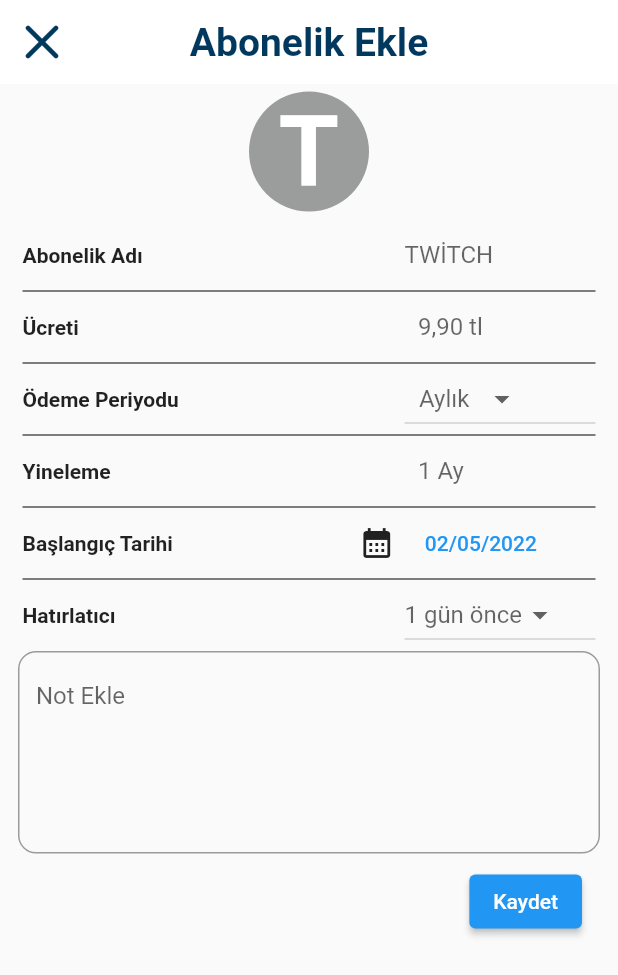
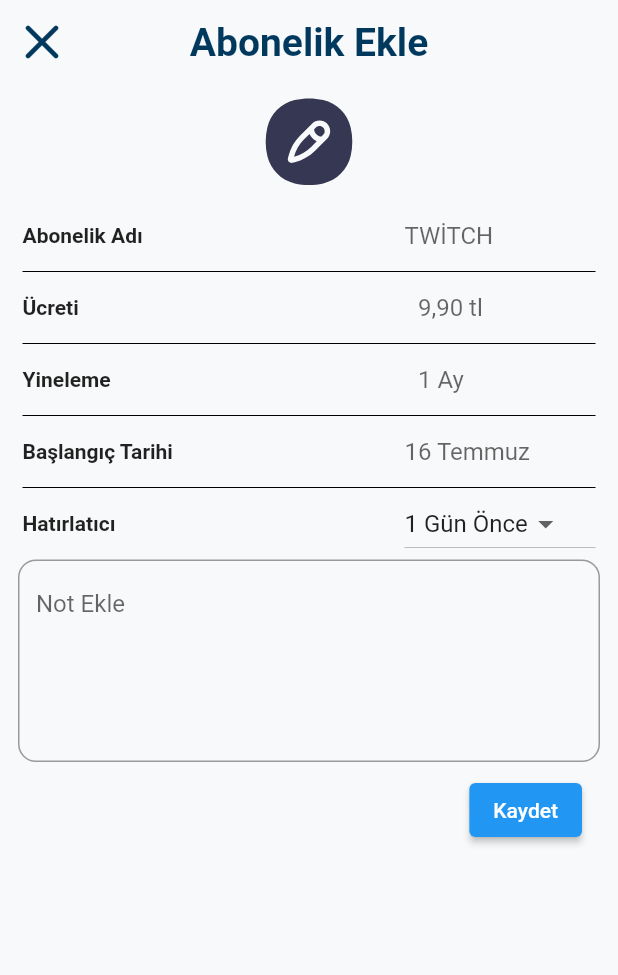
Before and after one commit to tugcekeskin/Takim13-Bootcamp, a Flutter app: the AbonelikForm screen opened directly, on a phone screen of 412 x 824 dp. Shown: the top 975 px of the screen. Run offline on Flutter 3.47's test engine with Material 2 defaults, Android fonts, the phone set to English and light mode, and no system bars; our stand-ins replace flutter_local_notifications, flutter_svg, sqflite; accounts and stored records are empty.

Commit message:
abonelikler sayfasına işlevsellik eklendi

```diff
--- a/lib/abonelikEklemeFormu/abonelik_form.dart
+++ b/lib/abonelikEklemeFormu/abonelik_form.dart
@@ -1,8 +1,9 @@
-import 'package:aboneliksayfasi/abonelikListe/AddCustomSub.dart';
-import 'package:aboneliksayfasi/abonelikListe/ReccomendedSubs.dart';
-import 'package:aboneliksayfasi/abonelikListe/SearchBox.dart';
+
+import 'package:aboneliksayfasi/model/abonelikler_database.dart';
 import 'package:flutter/material.dart';
 import 'package:flutter_svg/flutter_svg.dart';
+
+import '../abonelik_sayfasi.dart';
 
 class AbonelikForm extends StatefulWidget {
   const AbonelikForm({Key? key}) : super(key: key);
@@ -12,94 +13,83 @@
 }
 
 class _AbonelikFormState extends State<AbonelikForm> {
+
+    String secilenRemember = '1 Gün Önce';
+    final _formKey = GlobalKey<FormState>();
+    var aa = TextEditingController();
+    var bb = TextEditingController();
+    var cc = TextEditingController();
+
+    Future<void> kayit(String abonelik_ad, String baslangic_tarihi, String abonelik_ucreti) async {
+      await AboneliklerDatabase().AbonelikEkle(abonelik_ad, baslangic_tarihi, abonelik_ucreti);
+      Navigator.push(context, MaterialPageRoute(builder: (context) => AbonelikSayfasi(),));
+    }
+
+
   @override
   Widget build(BuildContext context) {
     return Scaffold(
+      resizeToAvoidBottomInset: false,
+      backgroundColor: Color(0xFFf8f9fa),
       appBar: buildAppBar(),
-      body: Menu(),
-    );
-  }
-
-  SingleChildScrollView Menu() {
-    return SingleChildScrollView(
-      scrollDirection: Axis.vertical,
+      body: Form(
+        key: _formKey,
+       autovalidateMode: AutovalidateMode.onUserInteraction,
         child: Column(
           children: [
-          Container(
-            alignment: Alignment.center,
-            child: Padding(
-              padding: const EdgeInsets.symmetric(vertical: 5),
-              child: Container(
-                  height: 80,
-                  width: 80,
-                  decoration:
-                  const BoxDecoration(
-                    color: Color(0xFF9B9D9C),
-                    shape: BoxShape.circle,
-              ),
-                alignment: Alignment.center,
-                child:
-                const Text('T',
-                  style: TextStyle(
-                    fontSize: 65.0,
-                    fontWeight: FontWeight.bold,
-                    color: Color(0xFFFFFFFF)),
-                ),
-          ),
-            ),
-          ),
+             SvgPicture.asset('assets/icons/pencil.svg',height: 77),
              Padding(
-            padding: const EdgeInsets.symmetric(horizontal: 15),
-            child: Item(),
-          ),
-          AllDivider(),
-           MoneyArea(),
-        AllDivider(),
-        Padding(
-          padding: const EdgeInsets.symmetric(horizontal: 15),
-          child: DropdownArea(),
-        ),
-        AllDivider(),
-
-        SubscriptionTime(),
-        AllDivider(),
-        SubscriptionDate(),
-        AllDivider(),
-        SubscriptionRemember(),
-        NoteArea(),
-
-        ],
-      ),
-    );
-  }
-
-  Padding SubscriptionRemember() {
-    return Padding(
                padding: const EdgeInsets.symmetric(horizontal: 15),
                child: Row(
       children: [
-                  Expanded(flex: 2, child: Text('Hatırlatıcı',style: TextStyle(fontWeight: FontWeight.bold),)),
-                  Expanded( flex: 1, child: DropdownButton<String>(alignment: Alignment.center,
-                items: [
-             DropdownMenuItem<String>(child: Text('haftalık'),value: 'dsd',),
-             DropdownMenuItem<String>(child: Text('aylık'),value: 'gtrg',),
-             DropdownMenuItem<String>(child: Text('yıllık'),value: 'kuj',),
-      ], onChanged: (String ){
+        Expanded(flex: 2, child: Text('Abonelik Adı',style: TextStyle(fontWeight: FontWeight.bold),)),
+        Expanded(flex: 1, child: TextField(
+          controller: aa,
+          decoration: InputDecoration(
+            errorStyle: TextStyle(color: Colors.red),
+            hintText: 'TWİTCH',
+            border: InputBorder.none,
 
-          },hint: Text('1 gün önce'),
-            value: null,) ),
+          ),
+        )),
       ],
     ),
-         );
-  }
+             ),
 
-  Padding SubscriptionTime() {
-    return Padding(
+           Padding(
+      padding: const EdgeInsets.symmetric(horizontal: 15),
+      child: Divider(height: 0, color: Colors.black,),
+           ),
+
+
+           Padding(
+             padding: const EdgeInsets.symmetric(horizontal: 15),
+             child: Row(
+       children: [
+       Expanded(flex: 2, child: Text('Ücreti',style: TextStyle(fontWeight: FontWeight.bold),)),
+       Expanded(flex: 1, child: TextField(
+            controller: cc,
+              decoration: InputDecoration(
+          hintText: '9,90 tl',
+          border: InputBorder.none,contentPadding: EdgeInsets.symmetric(horizontal: 9)
+          ),
+        )),
+        ],
+        ),
+           ),
+
+         Padding(
+      padding: const EdgeInsets.symmetric(horizontal: 15),
+      child: Divider(height: 0, color: Colors.black,),
+          ),
+
+           Padding(
              padding: const EdgeInsets.symmetric(horizontal: 15),
              child: Row(
        children: [
         Expanded(flex: 2, child: Text('Yineleme',style: TextStyle(fontWeight: FontWeight.bold),)),
         Expanded(flex: 1, child: TextField(
+
           decoration: InputDecoration(
           hintText: '1 Ay',
           border: InputBorder.none,contentPadding: EdgeInsets.symmetric(horizontal: 9)
@@ -107,23 +97,96 @@
              )),
             ],
             ),
-        );
-  }
+             ),
 
-  Padding MoneyArea() {
-    return Padding(
+          Padding(
+      padding: const EdgeInsets.symmetric(horizontal: 15),
+      child: Divider(height: 0, color: Colors.black,),
+          ),
+
+          Padding(
        padding: const EdgeInsets.symmetric(horizontal: 15),
        child: Row(
       children: [
-     Expanded(flex: 2, child: Text('Ücreti',style: TextStyle(fontWeight: FontWeight.bold),)),
+        Expanded(flex: 2, child: Text('Başlangıç Tarihi',style: TextStyle(fontWeight: FontWeight.bold),)),
         Expanded(flex: 1, child: TextField(
+           controller: bb,
           decoration: InputDecoration(
-               hintText: '9,90 tl',
-               border: InputBorder.none,contentPadding: EdgeInsets.symmetric(horizontal: 9)
+            hintText: '16 Temmuz',
+            border: InputBorder.none,
+
           ),
         )),
       ],
+    )
           ),
+
+         Padding(
+      padding: const EdgeInsets.symmetric(horizontal: 15),
+      child: Divider(height: 0, color: Colors.black,),
+          ),
+
+          Padding(
+            padding: const EdgeInsets.symmetric(horizontal: 15),
+            child: Row(
+              children: [
+                Expanded(flex: 2, child: Text('Hatırlatıcı',style: TextStyle(fontWeight: FontWeight.bold),)),
+                Expanded(
+                  flex: 1,
+                  child: DropdownButton<String>(
+                    alignment: Alignment.center,
+                    items: [
+                      DropdownMenuItem<String>(child: Text('1 Gün Önce'),value: '1 Gün Önce',),
+                      DropdownMenuItem<String>(child: Text('3 Gün Önce'),value: '3 Gün Önce',),
+                      DropdownMenuItem<String>(child: Text('5 Gün Önce'),value: '5 Gün Önce',),
+                    ],
+                    onChanged: (gelenDeger){
+                            setState(() {
+                           secilenRemember = gelenDeger.toString();
+                            });
+                    },
+                    hint: Text('1 Gün Önce'),
+                    value: secilenRemember,
+                          ),
+                )
+              ],
+            ),
+          ),
+
+
+
+          Padding(
+      padding: const EdgeInsets.symmetric(horizontal: 12),
+      child: TextField(
+
+
+        minLines: 5,
+        maxLines: 5,
+        keyboardType: TextInputType.multiline,
+        decoration: InputDecoration(
+          counter: ElevatedButton(onPressed: (){
+            kayit(aa.text, bb.text, cc.text);
+
+          /*  bool _validate = _formKey.currentState!.validate();
+           if(_validate){
+             _formKey.currentState!.save();
+             String result = 'username: $_isim\nemail: $_ucret\nsifre: $_tekrar ';
+             ScaffoldMessenger.of(context).showSnackBar(SnackBar(content: Text(result)));
+             _formKey.currentState!.reset();
+           } */
+          }, child: Text('Kaydet')),
+          hintText: 'Not Ekle',
+          border: OutlineInputBorder(
+            borderRadius: BorderRadius.all(Radius.circular(12))
+          )
+        ),
+      ),
+      ),
+
+
+
+          ],
+      ))
     );
   }
 
@@ -133,8 +196,9 @@
 
 
   AppBar buildAppBar() {
+
     return AppBar(
-      backgroundColor: Color(0xFFFFFFFF),
+      backgroundColor: Colors.transparent,
       elevation: 0,
       leading: IconButton(icon: Icon(Icons.close_rounded,
         color: Color(0xFF01395E),
@@ -151,117 +215,7 @@
             color: Color(0xFF01395E)),),
     );
   }
-}
-
-class SubscriptionDate extends StatelessWidget {
-  const SubscriptionDate({
-    Key? key,
-  }) : super(key: key);
-
-  @override
-  Widget build(BuildContext context) {
-    return Padding(
-       padding: const EdgeInsets.symmetric(horizontal: 15),
-       child: Row(
-      children: [
-        Expanded(flex: 5, child: Text('Başlangıç Tarihi',style: TextStyle(fontWeight: FontWeight.bold),)),
-        Expanded(flex: 4, child: Row(
-           children: [
-              IconButton(onPressed: (){}, icon: Icon(Icons.calendar_month)),
-              TextButton(onPressed: (){}, child: Text('02/05/2022'))
-           ],
-           )),
-         ],
-          ),
-          );
-  }
-}
-
-class Item extends StatelessWidget {
-  const Item({
-    Key? key,
-  }) : super(key: key);
-
-  @override
-  Widget build(BuildContext context) {
-    return Row(
-      children: [
-        Expanded(flex: 2, child: Text('Abonelik Adı',style: TextStyle(fontWeight: FontWeight.bold),)),
-        Expanded(flex: 1, child: TextField(
-          decoration: InputDecoration(
-            hintText: 'TWİTCH',
-            border: InputBorder.none,
-
-          ),
-        )),
-      ],
-    );
-  }
-}
 
 
-class AllDivider extends StatelessWidget {
-  const AllDivider({
-    Key? key,
-  }) : super(key: key);
 
-  @override
-  Widget build(BuildContext context) {
-    return Padding(
-      padding: const EdgeInsets.symmetric(horizontal: 15),
-      child: Divider(height: 0, color: Colors.black,),
-    );
 }
-}
-
-class DropdownArea extends StatelessWidget {
-
-   DropdownArea({
-    Key? key,
-  }) : super(key: key);
-
-  @override
-  Widget build(BuildContext context) {
-    return Row(
-      children: [
-        Expanded(flex: 2, child: Text('Ödeme Periyodu',style: TextStyle(fontWeight: FontWeight.bold),)),
-        Expanded(
-          flex: 1, child: DropdownButton<String>(
-            alignment: Alignment.center,
-            items: [
-             DropdownMenuItem<String>(child: Text('haftalık'),value: 'dsd',),
-             DropdownMenuItem<String>(child: Text('aylık'),value: 'gtrg',),
-             DropdownMenuItem<String>(child: Text('yıllık'),value: 'kuj',),
-          ], onChanged: (String ){
-
-          },hint: Text('Aylık'),value: null,) ),
-      ],
-    );
-  }
-}
-
-
-class NoteArea extends StatelessWidget {
-  const NoteArea({
-    Key? key,
-  }) : super(key: key);
-
-  @override
-  Widget build(BuildContext context) {
-    return Padding(
-      padding: const EdgeInsets.symmetric(horizontal: 12),
-      child: TextFormField(
-        minLines: 5,
-        maxLines: 5,
-        keyboardType: TextInputType.multiline,
-        decoration: InputDecoration(
-          counter: ElevatedButton(onPressed: (){}, child: Text('Kaydet')),
-          hintText: 'Not Ekle',
-          border: OutlineInputBorder(
-            borderRadius: BorderRadius.all(Radius.circular(12))
-          )
-        ),
-      ),
-    );
-  }
-}
--- /dev/null
+++ b/lib/model/abonelikler_model.dart
@@ -0,0 +1,9 @@
+class Abonelikler{
+   int abonelik_id;
+   String abonelik_ad;
+   String baslangic_tarihi;
+   String abonelik_ucreti;
+
+   Abonelikler(this.abonelik_id,this.abonelik_ad, this.baslangic_tarihi,this.abonelik_ucreti);
+
+}
--- a/pubspec.yaml
+++ b/pubspec.yaml
@@ -35,6 +35,9 @@
   # Use with the CupertinoIcons class for iOS style icons.
   cupertino_icons: ^1.0.2
   flutter_svg: ^1.0.3
+  path: ^1.8.1
+  sqflite: ^2.0.2+1
+  flutter_local_notifications: ^9.6.0
 
 dev_dependencies:
   flutter_test:
@@ -61,7 +64,7 @@
   # To add assets to your application, add an assets section, like this:
   assets:
     - assets/icons/
-
+    - veritabani/abonelikler.sqlite
 
   # An image asset can refer to one or more resolution-specific "variants", see
   # https://flutter.dev/assets-and-images/#resolution-aware.
```
Also changed, not shown: lib/abonelik_sayfasi.dart (+162 -165 lines), lib/model/abonelikler_database.dart (added, +36 -0 lines), lib/model/veritabani_kopyalama.dart (added, +29 -0 lines), assets/icons/pencil.svg (added), pubspec.lock, 2 other files. Lines whose indentation alone changed are shown as unchanged.
